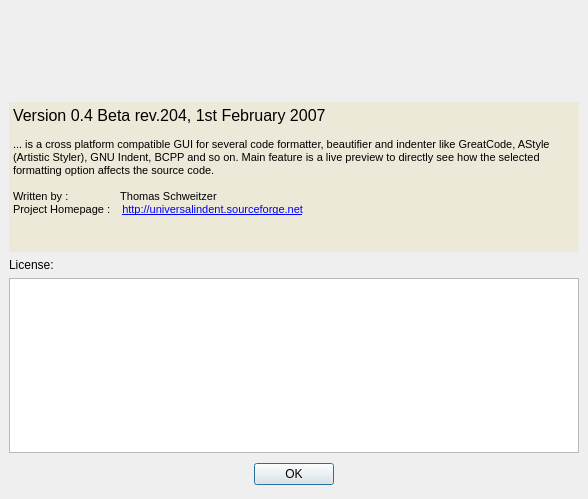
First picture: the form in src/aboutdialog.ui, repository danblakemore/universal-indent-gui, before the edit.
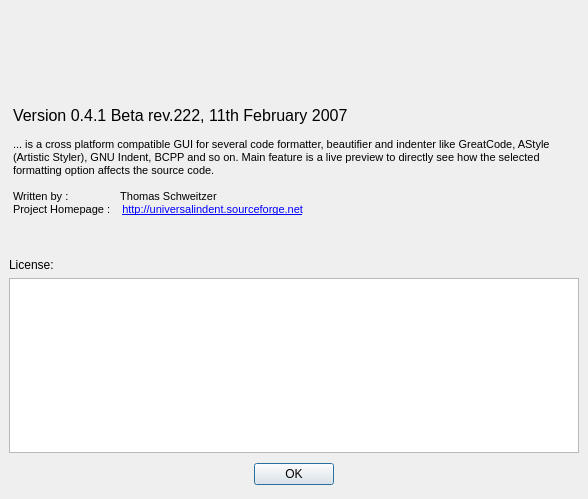
Second picture: the form after the edit. Icons and pictures are not drawn.

Commit message: [Change] the background of the QTextBrowser info is now transparent.

Patch:
```diff
--- a/src/aboutdialog.ui
+++ b/src/aboutdialog.ui
@@ -91,478 +91,12 @@
        <height>150</height>
       </size>
      </property>
-     <property name="palette" >
-      <palette>
-       <active>
-        <colorrole role="WindowText" >
-         <brush brushstyle="SolidPattern" >
-          <color alpha="255" >
-           <red>0</red>
-           <green>0</green>
-           <blue>0</blue>
-          </color>
-         </brush>
-        </colorrole>
-        <colorrole role="Button" >
-         <brush brushstyle="SolidPattern" >
-          <color alpha="255" >
-           <red>236</red>
-           <green>233</green>
-           <blue>216</blue>
-          </color>
-         </brush>
-        </colorrole>
-        <colorrole role="Light" >
-         <brush brushstyle="SolidPattern" >
-          <color alpha="255" >
-           <red>255</red>
-           <green>255</green>
-           <blue>255</blue>
-          </color>
-         </brush>
-        </colorrole>
-        <colorrole role="Midlight" >
-         <brush brushstyle="SolidPattern" >
-          <color alpha="255" >
-           <red>241</red>
-           <green>239</green>
-           <blue>226</blue>
-          </color>
-         </brush>
-        </colorrole>
-        <colorrole role="Dark" >
-         <brush brushstyle="SolidPattern" >
-          <color alpha="255" >
-           <red>172</red>
-           <green>168</green>
-           <blue>153</blue>
-          </color>
-         </brush>
-        </colorrole>
-        <colorrole role="Mid" >
-         <brush brushstyle="SolidPattern" >
-          <color alpha="255" >
-           <red>157</red>
-           <green>155</green>
-           <blue>144</blue>
-          </color>
-         </brush>
-        </colorrole>
-        <colorrole role="Text" >
-         <brush brushstyle="SolidPattern" >
-          <color alpha="255" >
-           <red>0</red>
-           <green>0</green>
-           <blue>0</blue>
-          </color>
-         </brush>
-        </colorrole>
-        <colorrole role="BrightText" >
-         <brush brushstyle="SolidPattern" >
-          <color alpha="255" >
-           <red>255</red>
-           <green>255</green>
-           <blue>255</blue>
-          </color>
-         </brush>
-        </colorrole>
-        <colorrole role="ButtonText" >
-         <brush brushstyle="SolidPattern" >
-          <color alpha="255" >
-           <red>0</red>
-           <green>0</green>
-           <blue>0</blue>
-          </color>
-         </brush>
-        </colorrole>
-        <colorrole role="Base" >
-         <brush brushstyle="SolidPattern" >
-          <color alpha="255" >
-           <red>236</red>
-           <green>233</green>
-           <blue>216</blue>
-          </color>
-         </brush>
-        </colorrole>
-        <colorrole role="Window" >
-         <brush brushstyle="SolidPattern" >
-          <color alpha="255" >
-           <red>236</red>
-           <green>233</green>
-           <blue>216</blue>
-          </color>
-         </brush>
-        </colorrole>
-        <colorrole role="Shadow" >
-         <brush brushstyle="SolidPattern" >
-          <color alpha="255" >
-           <red>113</red>
-           <green>111</green>
-           <blue>100</blue>
-          </color>
-         </brush>
-        </colorrole>
-        <colorrole role="Highlight" >
-         <brush brushstyle="SolidPattern" >
-          <color alpha="255" >
-           <red>147</red>
-           <green>160</green>
-           <blue>112</blue>
-          </color>
-         </brush>
-        </colorrole>
-        <colorrole role="HighlightedText" >
-         <brush brushstyle="SolidPattern" >
-          <color alpha="255" >
-           <red>255</red>
-           <green>255</green>
-           <blue>255</blue>
-          </color>
-         </brush>
-        </colorrole>
-        <colorrole role="Link" >
-         <brush brushstyle="SolidPattern" >
-          <color alpha="255" >
-           <red>0</red>
-           <green>0</green>
-           <blue>255</blue>
-          </color>
-         </brush>
-        </colorrole>
-        <colorrole role="LinkVisited" >
-         <brush brushstyle="SolidPattern" >
-          <color alpha="255" >
-           <red>255</red>
-           <green>0</green>
-           <blue>255</blue>
-          </color>
-         </brush>
-        </colorrole>
-        <colorrole role="AlternateBase" >
-         <brush brushstyle="SolidPattern" >
-          <color alpha="255" >
-           <red>232</red>
-           <green>232</green>
-           <blue>232</blue>
-          </color>
-         </brush>
-        </colorrole>
-       </active>
-       <inactive>
-        <colorrole role="WindowText" >
-         <brush brushstyle="SolidPattern" >
-          <color alpha="255" >
-           <red>0</red>
-           <green>0</green>
-           <blue>0</blue>
-          </color>
-         </brush>
-        </colorrole>
-        <colorrole role="Button" >
-         <brush brushstyle="SolidPattern" >
-          <color alpha="255" >
-           <red>236</red>
-           <green>233</green>
-           <blue>216</blue>
-          </color>
-         </brush>
-        </colorrole>
-        <colorrole role="Light" >
-         <brush brushstyle="SolidPattern" >
-          <color alpha="255" >
-           <red>255</red>
-           <green>255</green>
-           <blue>255</blue>
-          </color>
-         </brush>
-        </colorrole>
-        <colorrole role="Midlight" >
-         <brush brushstyle="SolidPattern" >
-          <color alpha="255" >
-           <red>241</red>
-           <green>239</green>
-           <blue>226</blue>
-          </color>
-         </brush>
-        </colorrole>
-        <colorrole role="Dark" >
-         <brush brushstyle="SolidPattern" >
-          <color alpha="255" >
-           <red>172</red>
-           <green>168</green>
-           <blue>153</blue>
-          </color>
-         </brush>
-        </colorrole>
-        <colorrole role="Mid" >
-         <brush brushstyle="SolidPattern" >
-          <color alpha="255" >
-           <red>157</red>
-           <green>155</green>
-           <blue>144</blue>
-          </color>
-         </brush>
-        </colorrole>
-        <colorrole role="Text" >
-         <brush brushstyle="SolidPattern" >
-          <color alpha="255" >
-           <red>0</red>
-           <green>0</green>
-           <blue>0</blue>
-          </color>
-         </brush>
-        </colorrole>
-        <colorrole role="BrightText" >
-         <brush brushstyle="SolidPattern" >
-          <color alpha="255" >
-           <red>255</red>
-           <green>255</green>
-           <blue>255</blue>
-          </color>
-         </brush>
-        </colorrole>
-        <colorrole role="ButtonText" >
-         <brush brushstyle="SolidPattern" >
-          <color alpha="255" >
-           <red>0</red>
-           <green>0</green>
-           <blue>0</blue>
-          </color>
-         </brush>
-        </colorrole>
-        <colorrole role="Base" >
-         <brush brushstyle="SolidPattern" >
-          <color alpha="255" >
-           <red>236</red>
-           <green>233</green>
-           <blue>216</blue>
-          </color>
-         </brush>
-        </colorrole>
-        <colorrole role="Window" >
-         <brush brushstyle="SolidPattern" >
-          <color alpha="255" >
-           <red>236</red>
-           <green>233</green>
-           <blue>216</blue>
-          </color>
-         </brush>
-        </colorrole>
-        <colorrole role="Shadow" >
-         <brush brushstyle="SolidPattern" >
-          <color alpha="255" >
-           <red>113</red>
-           <green>111</green>
-           <blue>100</blue>
-          </color>
-         </brush>
-        </colorrole>
-        <colorrole role="Highlight" >
-         <brush brushstyle="SolidPattern" >
-          <color alpha="255" >
-           <red>236</red>
-           <green>233</green>
-           <blue>216</blue>
-          </color>
-         </brush>
-        </colorrole>
-        <colorrole role="HighlightedText" >
-         <brush brushstyle="SolidPattern" >
-          <color alpha="255" >
-           <red>0</red>
-           <green>0</green>
-           <blue>0</blue>
-          </color>
-         </brush>
-        </colorrole>
-        <colorrole role="Link" >
-         <brush brushstyle="SolidPattern" >
-          <color alpha="255" >
-           <red>0</red>
-           <green>0</green>
-           <blue>255</blue>
-          </color>
-         </brush>
-        </colorrole>
-        <colorrole role="LinkVisited" >
-         <brush brushstyle="SolidPattern" >
-          <color alpha="255" >
-           <red>255</red>
-           <green>0</green>
-           <blue>255</blue>
-          </color>
-         </brush>
-        </colorrole>
-        <colorrole role="AlternateBase" >
-         <brush brushstyle="SolidPattern" >
-          <color alpha="255" >
-           <red>232</red>
-           <green>232</green>
-           <blue>232</blue>
-          </color>
-         </brush>
-        </colorrole>
-       </inactive>
-       <disabled>
-        <colorrole role="WindowText" >
-         <brush brushstyle="SolidPattern" >
-          <color alpha="255" >
-           <red>118</red>
-           <green>116</green>
-           <blue>108</blue>
-          </color>
-         </brush>
-        </colorrole>
-        <colorrole role="Button" >
-         <brush brushstyle="SolidPattern" >
-          <color alpha="255" >
-           <red>236</red>
-           <green>233</green>
-           <blue>216</blue>
-          </color>
-         </brush>
-        </colorrole>
-        <colorrole role="Light" >
-         <brush brushstyle="SolidPattern" >
-          <color alpha="255" >
-           <red>255</red>
-           <green>255</green>
-           <blue>255</blue>
-          </color>
-         </brush>
-        </colorrole>
-        <colorrole role="Midlight" >
-         <brush brushstyle="SolidPattern" >
-          <color alpha="255" >
-           <red>245</red>
-           <green>244</green>
-           <blue>235</blue>
-          </color>
-         </brush>
-        </colorrole>
-        <colorrole role="Dark" >
-         <brush brushstyle="SolidPattern" >
-          <color alpha="255" >
-           <red>172</red>
-           <green>168</green>
-           <blue>153</blue>
-          </color>
-         </brush>
-        </colorrole>
-        <colorrole role="Mid" >
-         <brush brushstyle="SolidPattern" >
-          <color alpha="255" >
-           <red>157</red>
-           <green>155</green>
-           <blue>144</blue>
-          </color>
-         </brush>
-        </colorrole>
-        <colorrole role="Text" >
-         <brush brushstyle="SolidPattern" >
-          <color alpha="255" >
-           <red>118</red>
-           <green>116</green>
-           <blue>108</blue>
-          </color>
-         </brush>
-        </colorrole>
-        <colorrole role="BrightText" >
-         <brush brushstyle="SolidPattern" >
-          <color alpha="255" >
-           <red>255</red>
-           <green>255</green>
-           <blue>255</blue>
-          </color>
-         </brush>
-        </colorrole>
-        <colorrole role="ButtonText" >
-         <brush brushstyle="SolidPattern" >
-          <color alpha="255" >
-           <red>118</red>
-           <green>116</green>
-           <blue>108</blue>
-          </color>
-         </brush>
-        </colorrole>
-        <colorrole role="Base" >
-         <brush brushstyle="SolidPattern" >
-          <color alpha="255" >
-           <red>236</red>
-           <green>233</green>
-           <blue>216</blue>
-          </color>
-         </brush>
-        </colorrole>
-        <colorrole role="Window" >
-         <brush brushstyle="SolidPattern" >
-          <color alpha="255" >
-           <red>236</red>
-           <green>233</green>
-           <blue>216</blue>
-          </color>
-         </brush>
-        </colorrole>
-        <colorrole role="Shadow" >
-         <brush brushstyle="SolidPattern" >
-          <color alpha="255" >
-           <red>0</red>
-           <green>0</green>
-           <blue>0</blue>
-          </color>
-         </brush>
-        </colorrole>
-        <colorrole role="Highlight" >
-         <brush brushstyle="SolidPattern" >
-          <color alpha="255" >
-           <red>147</red>
-           <green>160</green>
-           <blue>112</blue>
-          </color>
-         </brush>
-        </colorrole>
-        <colorrole role="HighlightedText" >
-         <brush brushstyle="SolidPattern" >
-          <color alpha="255" >
-           <red>255</red>
-           <green>255</green>
-           <blue>255</blue>
-          </color>
-         </brush>
-        </colorrole>
-        <colorrole role="Link" >
-         <brush brushstyle="SolidPattern" >
-          <color alpha="255" >
-           <red>0</red>
-           <green>0</green>
-           <blue>255</blue>
-          </color>
-         </brush>
-        </colorrole>
-        <colorrole role="LinkVisited" >
-         <brush brushstyle="SolidPattern" >
-          <color alpha="255" >
-           <red>255</red>
-           <green>0</green>
-           <blue>255</blue>
-          </color>
-         </brush>
-        </colorrole>
-        <colorrole role="AlternateBase" >
-         <brush brushstyle="SolidPattern" >
-          <color alpha="255" >
-           <red>232</red>
-           <green>232</green>
-           <blue>232</blue>
-          </color>
-         </brush>
-        </colorrole>
-       </disabled>
-      </palette>
-     </property>
      <property name="acceptDrops" >
       <bool>false</bool>
      </property>
+     <property name="styleSheet" >
+      <string>QTextBrowser{background-color:transparent}</string>
+     </property>
      <property name="frameShape" >
       <enum>QFrame::NoFrame</enum>
      </property>
@@ -572,13 +106,13 @@
      <property name="html" >
       <string>&lt;html>&lt;head>&lt;meta name="qrichtext" content="1" />&lt;style type="text/css">
 p, li { white-space: pre-wrap; }
-&lt;/style>&lt;/head>&lt;body style=" font-family:'MS Shell Dlg 2'; font-size:8.25pt; font-weight:400; font-style:normal; text-decoration:none;">
-&lt;p style=" margin-top:0px; margin-bottom:0px; margin-left:0px; margin-right:0px; -qt-block-indent:0; text-indent:0px; font-family:'MS Shell Dlg'; font-size:8pt;">&lt;span style=" font-family:'MS Shell Dlg 2'; font-size:12pt;">Version 0.4 Beta rev.204, 1st February 2007&lt;/span>&lt;/p>
-&lt;p style="-qt-paragraph-type:empty; margin-top:0px; margin-bottom:0px; margin-left:0px; margin-right:0px; -qt-block-indent:0; text-indent:0px; font-size:8pt;">&lt;/p>
-&lt;p style=" margin-top:0px; margin-bottom:0px; margin-left:0px; margin-right:0px; -qt-block-indent:0; text-indent:0px; font-size:8pt;">&lt;span style=" color:#000000;">... is a cross platform compatible GUI for several code formatter, beautifier and indenter like GreatCode, AStyle (Artistic Styler), GNU Indent, BCPP and so on. Main feature is a live preview to directly see how the selected formatting option affects the source code.&lt;/span>&lt;/p>
-&lt;p style="-qt-paragraph-type:empty; margin-top:0px; margin-bottom:0px; margin-left:0px; margin-right:0px; -qt-block-indent:0; text-indent:0px; font-size:8pt; color:#000000;">&lt;/p>
-&lt;p style=" margin-top:0px; margin-bottom:0px; margin-left:0px; margin-right:0px; -qt-block-indent:0; text-indent:0px; font-size:8pt; color:#000000;">Written by :  	         Thomas Schweitzer&lt;/p>
-&lt;p style=" margin-top:0px; margin-bottom:0px; margin-left:0px; margin-right:0px; -qt-block-indent:0; text-indent:0px; font-size:8pt; color:#000000;">Project Homepage :    &lt;a href="http://universalindent.sourceforge.net">&lt;span style=" text-decoration: underline; color:#0000ff;">http://universalindent.sourceforge.net&lt;/span>&lt;/a>&lt;/p>&lt;/body>&lt;/html></string>
+&lt;/style>&lt;/head>&lt;body style=" font-family:'Sans Serif'; font-size:9pt; font-weight:400; font-style:normal; text-decoration:none;">
+&lt;p style=" margin-top:0px; margin-bottom:0px; margin-left:0px; margin-right:0px; -qt-block-indent:0; text-indent:0px; font-family:'MS Shell Dlg'; font-size:8pt;">&lt;span style=" font-family:'MS Shell Dlg 2'; font-size:12pt;">Version 0.4.1 Beta rev.222, 11th February 2007&lt;/span>&lt;/p>
+&lt;p style="-qt-paragraph-type:empty; margin-top:0px; margin-bottom:0px; margin-left:0px; margin-right:0px; -qt-block-indent:0; text-indent:0px; font-family:'MS Shell Dlg 2'; font-size:8pt;">&lt;/p>
+&lt;p style=" margin-top:0px; margin-bottom:0px; margin-left:0px; margin-right:0px; -qt-block-indent:0; text-indent:0px; font-family:'MS Shell Dlg 2'; font-size:8pt;">&lt;span style=" color:#000000;">... is a cross platform compatible GUI for several code formatter, beautifier and indenter like GreatCode, AStyle (Artistic Styler), GNU Indent, BCPP and so on. Main feature is a live preview to directly see how the selected formatting option affects the source code.&lt;/span>&lt;/p>
+&lt;p style="-qt-paragraph-type:empty; margin-top:0px; margin-bottom:0px; margin-left:0px; margin-right:0px; -qt-block-indent:0; text-indent:0px; font-family:'MS Shell Dlg 2'; font-size:8pt; color:#000000;">&lt;/p>
+&lt;p style=" margin-top:0px; margin-bottom:0px; margin-left:0px; margin-right:0px; -qt-block-indent:0; text-indent:0px; font-family:'MS Shell Dlg 2'; font-size:8pt; color:#000000;">Written by :  	         Thomas Schweitzer&lt;/p>
+&lt;p style=" margin-top:0px; margin-bottom:0px; margin-left:0px; margin-right:0px; -qt-block-indent:0; text-indent:0px; font-family:'MS Shell Dlg 2'; font-size:8pt; color:#000000;">Project Homepage :    &lt;a href="http://universalindent.sourceforge.net">&lt;span style=" text-decoration: underline; color:#0000ff;">http://universalindent.sourceforge.net&lt;/span>&lt;/a>&lt;/p>&lt;/body>&lt;/html></string>
      </property>
     </widget>
    </item>
```
Left out of the diff: 2 changed lines with no effect on the pictures.
